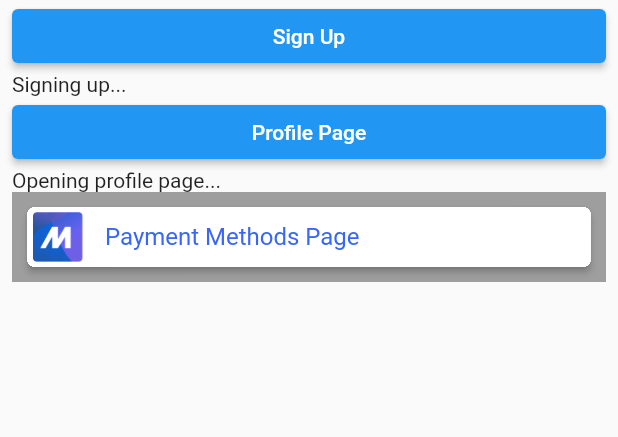
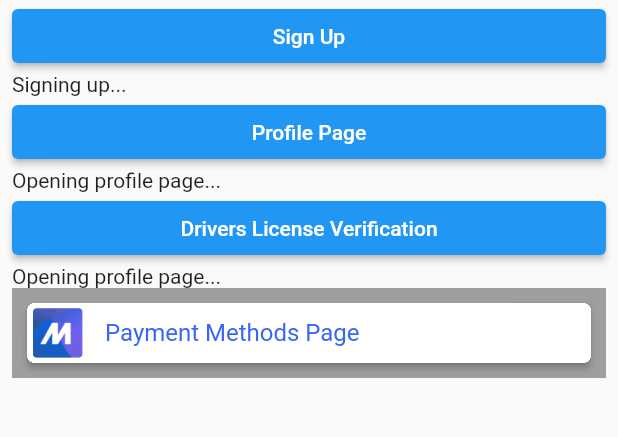
Before and after one commit to SWM-IT/m-login-flutter, a Flutter app: the screen it shows after launch, after a tap on "Sign Up", after a tap on "Profile Page", on a phone screen of 412 x 824 dp, the part 180-617 px from its top. Run offline on Flutter 3.47's test engine with Material 2 defaults, Android fonts, the phone set to English and light mode, and no system bars; missing offline and left inert: flutter_web_auth.

Commit message:
Finished implementing funcitonality. Updated example. Updated readme. Updated Changelog

```diff
--- a/example/main.dart
+++ b/example/main.dart
@@ -38,6 +38,7 @@ class _ExampleLauncherPageState extends State<ExampleLauncherPage> {
   String signUpResultText = '<Not yet signed up>';
   String profilePageResultText = '';
   String paymentMethodsPageResultText = '';
+  String driversLicenseResultText = '';
 
   ///
   /// Having the [MLogin] as an object with longer lifecycle is recommended but
@@ -50,6 +51,7 @@ class _ExampleLauncherPageState extends State<ExampleLauncherPage> {
     clientId: 'm-login-demo-app-k',
     callbackUrlScheme: 'k.de.swm.login.app',
     redirectUri: 'k.de.swm.login.app:/oauth2redirect/example',
+    idVerificationRedirectUri: 'k.de.swm.login.app:/oauth2redirect/example',
   );
 
   @override
@@ -77,6 +79,11 @@ class _ExampleLauncherPageState extends State<ExampleLauncherPage> {
               ElevatedButton(
                 onPressed: _openProfilePage,
                 child: const Text('Profile Page'),
+              ),
+              Text(profilePageResultText),
+              ElevatedButton(
+                onPressed: _openDriversLicenseVerificationPage,
+                child: const Text('Drivers License Verification'),
               ),
               Text(profilePageResultText),
               Container(
@@ -154,4 +161,15 @@ class _ExampleLauncherPageState extends State<ExampleLauncherPage> {
           'Payment methods page was shown, result: $result';
     });
   }
+
+  _openDriversLicenseVerificationPage() async {
+    setState(() {
+      driversLicenseResultText = 'Opening Drivers License page...';
+    });
+
+    final result = await mLogin.openDriverLicenseVerification();
+    setState(() {
+      driversLicenseResultText = 'Profile was shown, result: $result';
+    });
+  }
 }
--- a/lib/src/m_login.dart
+++ b/lib/src/m_login.dart
@@ -72,7 +72,9 @@ class MLogin {
   /// [idVerificationRedirectUri] is only used and required for the
   /// [openDriverLicenseVerification] method.
   /// Defines where the (external) driver license verification service (e.g.,
-  /// IDNow) should redirect to after a successful verification step.
+  /// IDNow) should redirect to after a successful verification step. You can
+  /// use the same redirect uri as set in [redirectUri] but it is recommended
+  /// to use a uri specific to this use case instead.
   ///
   MLogin({
     required this.config,
--- a/m_login_sdk_example/lib/main.dart
+++ b/m_login_sdk_example/lib/main.dart
@@ -17,15 +17,11 @@ void main() {
 class FlutterMLoginSdkSample extends StatelessWidget {
   const FlutterMLoginSdkSample({Key? key}) : super(key: key);
 
-  // This widget is the root of your application.
   @override
   Widget build(BuildContext context) {
-    return MaterialApp(
+    return const MaterialApp(
       title: 'Flutter Demo',
-      theme: ThemeData(
-        primarySwatch: Colors.blue,
-      ),
-      home: const ExampleLauncherPage(),
+      home: ExampleLauncherPage(),
     );
   }
 }
@@ -42,6 +38,7 @@ class _ExampleLauncherPageState extends State<ExampleLauncherPage> {
   String signUpResultText = '<Not yet signed up>';
   String profilePageResultText = '';
   String paymentMethodsPageResultText = '';
+  String driversLicenseResultText = '';
 
   ///
   /// Having the [MLogin] as an object with longer lifecycle is recommended but
@@ -54,6 +51,7 @@ class _ExampleLauncherPageState extends State<ExampleLauncherPage> {
     clientId: 'm-login-demo-app-k',
     callbackUrlScheme: 'k.de.swm.login.app',
     redirectUri: 'k.de.swm.login.app:/oauth2redirect/example',
+    idVerificationRedirectUri: 'k.de.swm.login.app:/oauth2redirect/example',
   );
 
   @override
@@ -81,6 +79,11 @@ class _ExampleLauncherPageState extends State<ExampleLauncherPage> {
               ElevatedButton(
                 onPressed: _openProfilePage,
                 child: const Text('Profile Page'),
+              ),
+              Text(profilePageResultText),
+              ElevatedButton(
+                onPressed: _openDriversLicenseVerificationPage,
+                child: const Text('Drivers License Verification'),
               ),
               Text(profilePageResultText),
               Container(
@@ -158,4 +161,15 @@ class _ExampleLauncherPageState extends State<ExampleLauncherPage> {
           'Payment methods page was shown, result: $result';
     });
   }
+
+  _openDriversLicenseVerificationPage() async {
+    setState(() {
+      driversLicenseResultText = 'Opening Drivers License page...';
+    });
+
+    final result = await mLogin.openDriverLicenseVerification();
+    setState(() {
+      driversLicenseResultText = 'Profile was shown, result: $result';
+    });
+  }
 }
```
Also changed, not shown: m_login_sdk_example/pubspec.lock, 4 other files.
